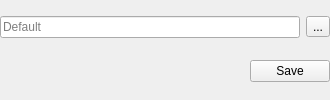
Qt form rare/ui/utils/pathedit.ui (RareDevs/Rare) before a commit.
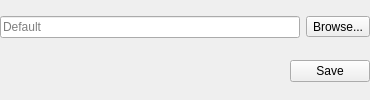
The same form after that commit.

```diff
--- a/rare/ui/utils/pathedit.ui
+++ b/rare/ui/utils/pathedit.ui
@@ -21,7 +21,7 @@
    <item row="0" column="1">
     <widget class="QToolButton" name="path_select">
      <property name="text">
-      <string notr="true">...</string>
+      <string>Browse...</string>
      </property>
     </widget>
    </item>
```
